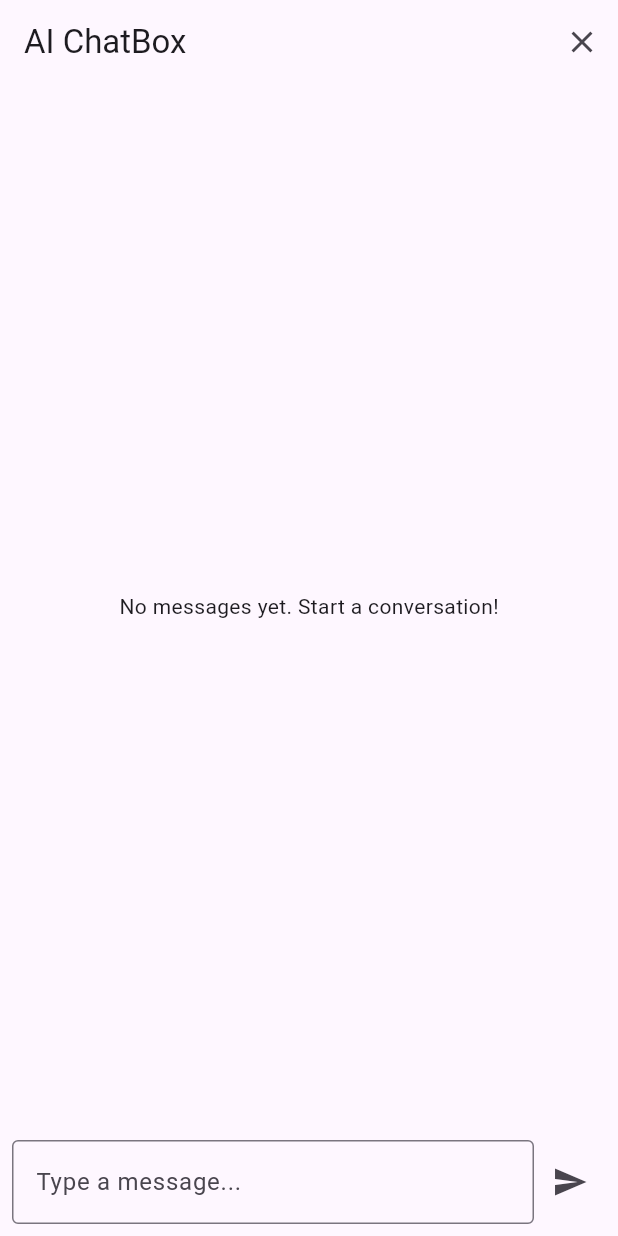
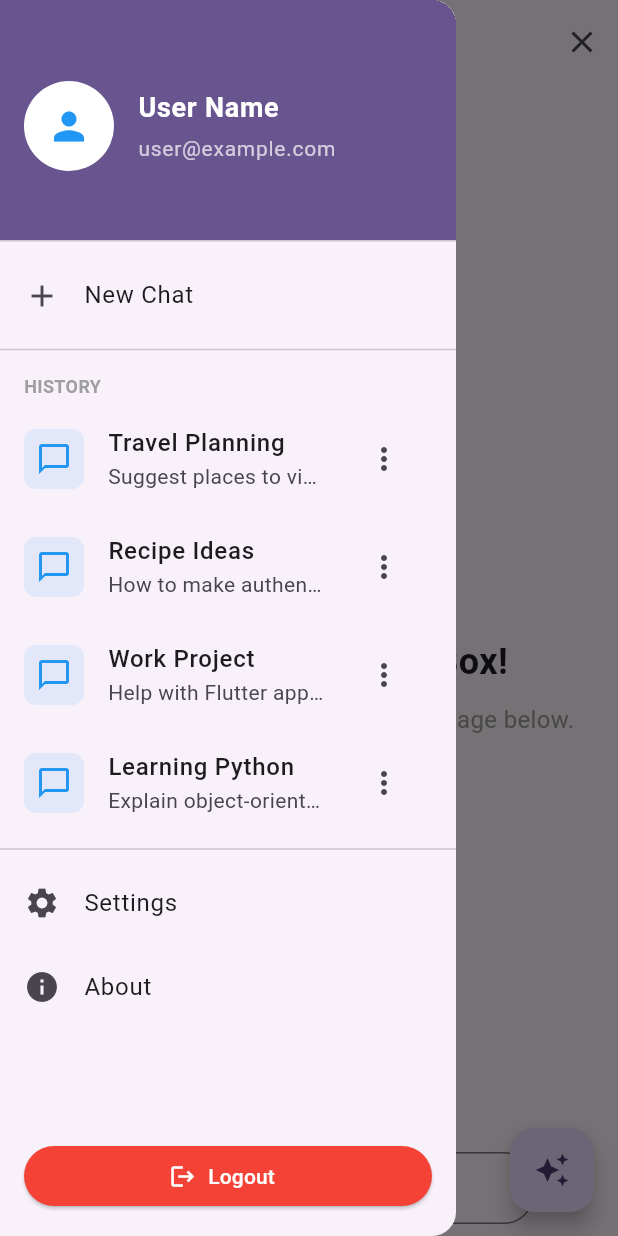
Before and after one commit to xfans/PocketChatAI, a Flutter app: the screen it shows after launch, with the side drawer open (before the commit the screen has no drawer), on a phone screen of 412 x 824 dp. Run offline on Flutter 3.47's test engine with Material 3 defaults, Android fonts, the phone set to English and light mode, and no system bars; our stand-ins replace flutter_bloc, objectbox; generated files the repository leaves out were written again.

Commit message:
home Drawer

```diff
--- a/lib/main.dart
+++ b/lib/main.dart
@@ -4,7 +4,7 @@ import 'package:pocket_chat/src/blocs/chat_cubit.dart';
 import 'package:pocket_chat/src/database/objectbox_service.dart';
 import 'package:pocket_chat/src/repositories/chat_repository.dart';
 import 'package:pocket_chat/src/services/ai_service.dart';
-import 'package:pocket_chat/src/ui/screens/chat_screen.dart';
+import 'package:pocket_chat/src/ui/screens/home_screen.dart';
 
 void main() async {
   WidgetsFlutterBinding.ensureInitialized();
@@ -54,7 +54,7 @@ class MyApp extends StatelessWidget {
             colorScheme: ColorScheme.fromSeed(seedColor: Colors.deepPurple),
             useMaterial3: true,
           ),
-          home: const ChatScreen(),
+          home: const HomeScreen(),
         ),
       ),
     );
--- a/lib/src/ui/screens/chat_screen.dart
+++ b/lib/src/ui/screens/chat_screen.dart
@@ -49,15 +49,6 @@ class _ChatScreenState extends State<ChatScreen> {
   @override
   Widget build(BuildContext context) {
     return Scaffold(
-      appBar: AppBar(
-        title: const Text('AI ChatBox'),
-        actions: [
-          IconButton(
-            icon: const Icon(Icons.clear),
-            onPressed: () => context.read<ChatCubit>().clearMessages(),
-          ),
-        ],
-      ),
       body: Column(
         children: [
           Expanded(
@@ -70,7 +61,7 @@ class _ChatScreenState extends State<ChatScreen> {
                 } else if (state is ChatError) {
                   return Center(child: Text('Error: ${state.message}'));
                 } else {
-                  return const Center(child: Text('Welcome to AI ChatBox!'));
+                  return _buildWelcomeScreen();
                 }
               },
             ),
@@ -78,13 +69,46 @@ class _ChatScreenState extends State<ChatScreen> {
           _buildInputArea(),
         ],
       ),
+      floatingActionButton: FloatingActionButton(
+        onPressed: () {
+          // Show quick actions
+          _showQuickActions();
+        },
+        child: const Icon(Icons.auto_awesome),
+      ),
+      floatingActionButtonLocation: FloatingActionButtonLocation.endFloat,
+    );
+  }
+
+  Widget _buildWelcomeScreen() {
+    return Center(
+      child: Column(
+        mainAxisAlignment: MainAxisAlignment.center,
+        children: [
+          Icon(
+            Icons.chat_bubble_outline,
+            size: 80,
+            color: Colors.grey[300],
+          ),
+          const SizedBox(height: 20),
+          const Text(
+            'Welcome to AI ChatBox!',
+            style: TextStyle(fontSize: 24, fontWeight: FontWeight.bold),
+          ),
+          const SizedBox(height: 10),
+          const Text(
+            'Start a conversation by typing a message below.',
+            style: TextStyle(fontSize: 16, color: Colors.grey),
+            textAlign: TextAlign.center,
+          ),
+        ],
+      ),
     );
   }
 
   Widget _buildMessageList(List<Message> messages) {
     if (messages.isEmpty) {
-      return const Center(
-          child: Text('No messages yet. Start a conversation!'));
+      return _buildWelcomeScreen();
     }
 
     return ListView.builder(
@@ -108,14 +132,32 @@ class _ChatScreenState extends State<ChatScreen> {
           color: isUser ? Colors.blue : Colors.grey[300],
           borderRadius: BorderRadius.circular(16),
         ),
-        child: Text(
-          message.content,
-          style: TextStyle(
-            color: isUser ? Colors.white : Colors.black,
-          ),
+        child: Column(
+          crossAxisAlignment:
+              isUser ? CrossAxisAlignment.end : CrossAxisAlignment.start,
+          children: [
+            Text(
+              message.content,
+              style: TextStyle(
+                color: isUser ? Colors.white : Colors.black,
+              ),
+            ),
+            const SizedBox(height: 4),
+            Text(
+              _formatTime(message.timestamp),
+              style: TextStyle(
+                color: isUser ? Colors.white70 : Colors.grey[600],
+                fontSize: 12,
+              ),
+            ),
+          ],
         ),
       ),
     );
+  }
+
+  String _formatTime(DateTime timestamp) {
+    return '${timestamp.hour}:${timestamp.minute.toString().padLeft(2, '0')}';
   }
 
   Widget _buildInputArea() {
@@ -123,14 +165,25 @@ class _ChatScreenState extends State<ChatScreen> {
       padding: const EdgeInsets.all(8.0),
       child: Row(
         children: [
+          IconButton(
+            icon: const Icon(Icons.add),
+            onPressed: _showAttachmentOptions,
+          ),
           Expanded(
             child: TextField(
               controller: _textController,
               decoration: const InputDecoration(
                 hintText: 'Type a message...',
-                border: OutlineInputBorder(),
+                border: OutlineInputBorder(
+                  borderRadius: BorderRadius.all(Radius.circular(20)),
+                ),
+                contentPadding:
+                    EdgeInsets.symmetric(horizontal: 20, vertical: 10),
               ),
               onSubmitted: (_) => _sendMessage(),
+              maxLines: null,
+              minLines: 1,
+              keyboardType: TextInputType.multiline,
             ),
           ),
           IconButton(
@@ -141,4 +194,97 @@ class _ChatScreenState extends State<ChatScreen> {
       ),
     );
   }
+
+  void _showAttachmentOptions() {
+    showModalBottomSheet(
+      context: context,
+      builder: (BuildContext context) {
+        return Container(
+          height: 200,
+          padding: const EdgeInsets.all(16),
+          child: Column(
+            crossAxisAlignment: CrossAxisAlignment.start,
+            children: [
+              const Text(
+                'Add attachment',
+                style: TextStyle(fontSize: 18, fontWeight: FontWeight.bold),
+              ),
+              const SizedBox(height: 20),
+              Row(
+                mainAxisAlignment: MainAxisAlignment.spaceAround,
+                children: [
+                  _buildAttachmentOption(Icons.camera_alt, 'Camera'),
+                  _buildAttachmentOption(Icons.image, 'Gallery'),
+                  _buildAttachmentOption(Icons.file_present, 'Document'),
+                ],
+              ),
+            ],
+          ),
+        );
+      },
+    );
+  }
+
+  Widget _buildAttachmentOption(IconData icon, String label) {
+    return Column(
+      children: [
+        Container(
+          width: 60,
+          height: 60,
+          decoration: BoxDecoration(
+            color: Colors.blue.withOpacity(0.1),
+            borderRadius: BorderRadius.circular(30),
+          ),
+          child: Icon(icon, color: Colors.blue),
+        ),
+        const SizedBox(height: 8),
+        Text(label),
+      ],
+    );
+  }
+
+  void _showQuickActions() {
+    showModalBottomSheet(
+      context: context,
+      builder: (BuildContext context) {
+        return Container(
+          height: 250,
+          padding: const EdgeInsets.all(16),
+          child: Column(
+            crossAxisAlignment: CrossAxisAlignment.start,
+            children: [
+              const Text(
+                'Quick Actions',
+                style: TextStyle(fontSize: 18, fontWeight: FontWeight.bold),
+              ),
+              const SizedBox(height: 20),
+              _buildQuickActionItem(Icons.lightbulb, 'Explain this concept'),
+              _buildQuickActionItem(Icons.translate, 'Translate to Spanish'),
+              _buildQuickActionItem(Icons.summarize, 'Summarize this text'),
+              _buildQuickActionItem(Icons.question_mark, 'Ask about this'),
+            ],
+          ),
+        );
+      },
+    );
+  }
+
+  Widget _buildQuickActionItem(IconData icon, String label) {
+    return ListTile(
+      leading: Container(
+        width: 40,
+        height: 40,
+        decoration: BoxDecoration(
+          color: Colors.blue.withOpacity(0.1),
+          borderRadius: BorderRadius.circular(20),
+        ),
+        child: Icon(icon, color: Colors.blue),
+      ),
+      title: Text(label),
+      onTap: () {
+        Navigator.pop(context);
+        // TODO: Implement quick action functionality
+      },
+    );
+  }
 }
--- /dev/null
+++ b/lib/src/ui/screens/home_screen.dart
@@ -0,0 +1,218 @@
+import 'package:flutter/material.dart';
+import 'package:flutter_bloc/flutter_bloc.dart';
+import 'package:pocket_chat/src/blocs/chat_cubit.dart';
+import 'package:pocket_chat/src/ui/screens/chat_screen.dart';
+
+class HomeScreen extends StatefulWidget {
+  const HomeScreen({super.key});
+
+  @override
+  State<HomeScreen> createState() => _HomeScreenState();
+}
+
+class _HomeScreenState extends State<HomeScreen> {
+  final GlobalKey<ScaffoldState> _scaffoldKey = GlobalKey<ScaffoldState>();
+  final List<Map<String, String>> _chatHistory = [
+    {
+      'title': 'Travel Planning',
+      'subtitle': 'Suggest places to visit in Japan'
+    },
+    {'title': 'Recipe Ideas', 'subtitle': 'How to make authentic pasta'},
+    {'title': 'Work Project', 'subtitle': 'Help with Flutter app design'},
+    {
+      'title': 'Learning Python',
+      'subtitle': 'Explain object-oriented programming'
+    },
+  ];
+
+  @override
+  Widget build(BuildContext context) {
+    return Scaffold(
+      key: _scaffoldKey,
+      appBar: AppBar(
+        title: const Text('AI ChatBox'),
+        leading: IconButton(
+          icon: const Icon(Icons.menu),
+          onPressed: () {
+            _scaffoldKey.currentState?.openDrawer();
+          },
+        ),
+        actions: [
+          IconButton(
+            icon: const Icon(Icons.clear),
+            onPressed: () => context.read<ChatCubit>().clearMessages(),
+          ),
+        ],
+      ),
+      drawer: Drawer(
+        child: Column(
+          children: [
+            DrawerHeader(
+              decoration: BoxDecoration(
+                color: Theme.of(context).colorScheme.primary,
+              ),
+              child: const Row(
+                children: [
+                  CircleAvatar(
+                    radius: 30,
+                    backgroundColor: Colors.white,
+                    child: Icon(Icons.person, size: 30, color: Colors.blue),
+                  ),
+                  SizedBox(width: 16),
+                  Column(
+                    crossAxisAlignment: CrossAxisAlignment.start,
+                    mainAxisAlignment: MainAxisAlignment.center,
+                    children: [
+                      Text(
+                        'User Name',
+                        style: TextStyle(
+                          color: Colors.white,
+                          fontSize: 18,
+                          fontWeight: FontWeight.bold,
+                        ),
+                      ),
+                      SizedBox(height: 4),
+                      Text(
+                        'user@example.com',
+                        style: TextStyle(
+                          color: Colors.white70,
+                          fontSize: 14,
+                        ),
+                      ),
+                    ],
+                  ),
+                ],
+              ),
+            ),
+            Expanded(
+              child: ListView(
+                padding: EdgeInsets.zero,
+                children: [
+                  _buildDrawerItem(
+                    icon: Icons.add,
+                    title: 'New Chat',
+                    onTap: () {
+                      context.read<ChatCubit>().clearMessages();
+                      Navigator.pop(context);
+                    },
+                  ),
+                  const Divider(),
+                  const Padding(
+                    padding: EdgeInsets.fromLTRB(16, 8, 16, 4),
+                    child: Text(
+                      'HISTORY',
+                      style: TextStyle(
+                        fontSize: 12,
+                        fontWeight: FontWeight.bold,
+                        color: Colors.grey,
+                      ),
+                    ),
+                  ),
+                  ..._chatHistory.asMap().entries.map((entry) {
+                    int index = entry.key;
+                    Map<String, String> chat = entry.value;
+                    return _buildChatHistoryItem(
+                      index: index,
+                      title: chat['title']!,
+                      subtitle: chat['subtitle']!,
+                      onTap: () {
+                        // TODO: Implement chat history loading
+                        Navigator.pop(context);
+                      },
+                    );
+                  }).toList(),
+                  const Divider(),
+                  _buildDrawerItem(
+                    icon: Icons.settings,
+                    title: 'Settings',
+                    onTap: () {
+                      // TODO: Implement settings navigation
+                      Navigator.pop(context);
+                    },
+                  ),
+                  _buildDrawerItem(
+                    icon: Icons.info,
+                    title: 'About',
+                    onTap: () {
+                      // TODO: Implement about navigation
+                      Navigator.pop(context);
+                    },
+                  ),
+                ],
+              ),
+            ),
+            Padding(
+              padding: const EdgeInsets.all(16.0),
+              child: ElevatedButton.icon(
+                onPressed: () {
+                  // TODO: Implement logout functionality
+                },
+                icon: const Icon(Icons.logout),
+                label: const Text('Logout'),
+                style: ElevatedButton.styleFrom(
+                  backgroundColor: Colors.red,
+                  foregroundColor: Colors.white,
+                  minimumSize: const Size(double.infinity, 40),
+                ),
+              ),
+            ),
+          ],
+        ),
+      ),
+      body: const ChatScreen(),
+    );
+  }
+
+  Widget _buildDrawerItem({
+    required IconData icon,
+    required String title,
+    String? subtitle,
+    required VoidCallback onTap,
+  }) {
+    return ListTile(
+      leading: Icon(icon),
+      title: Text(title),
+      subtitle: subtitle != null
+          ? Text(subtitle, maxLines: 1, overflow: TextOverflow.ellipsis)
+          : null,
+      onTap: onTap,
+    );
+  }
+
+  Widget _buildChatHistoryItem({
+    required int index,
+    required String title,
+    required String subtitle,
+    required VoidCallback onTap,
+  }) {
+    return ListTile(
+      leading: Container(
+        width: 40,
+        height: 40,
+        decoration: BoxDecoration(
+          color: Colors.blue.withOpacity(0.1),
+          borderRadius: BorderRadius.circular(8),
+        ),
+        child: const Icon(Icons.chat_bubble_outline, color: Colors.blue),
+      ),
+      title: Text(title, style: const TextStyle(fontWeight: FontWeight.w500)),
+      subtitle: Text(subtitle, maxLines: 1, overflow: TextOverflow.ellipsis),
+      trailing: PopupMenuButton<String>(
+        onSelected: (String result) {
+          // TODO: Implement chat history actions
+        },
+        itemBuilder: (BuildContext context) => <PopupMenuEntry<String>>[
+          const PopupMenuItem<String>(
+            value: 'rename',
+            child: Text('Rename'),
+          ),
+          const PopupMenuItem<String>(
+            value: 'delete',
+            child: Text('Delete'),
+          ),
+        ],
+      ),
+      onTap: onTap,
+    );
+  }
+}
```
